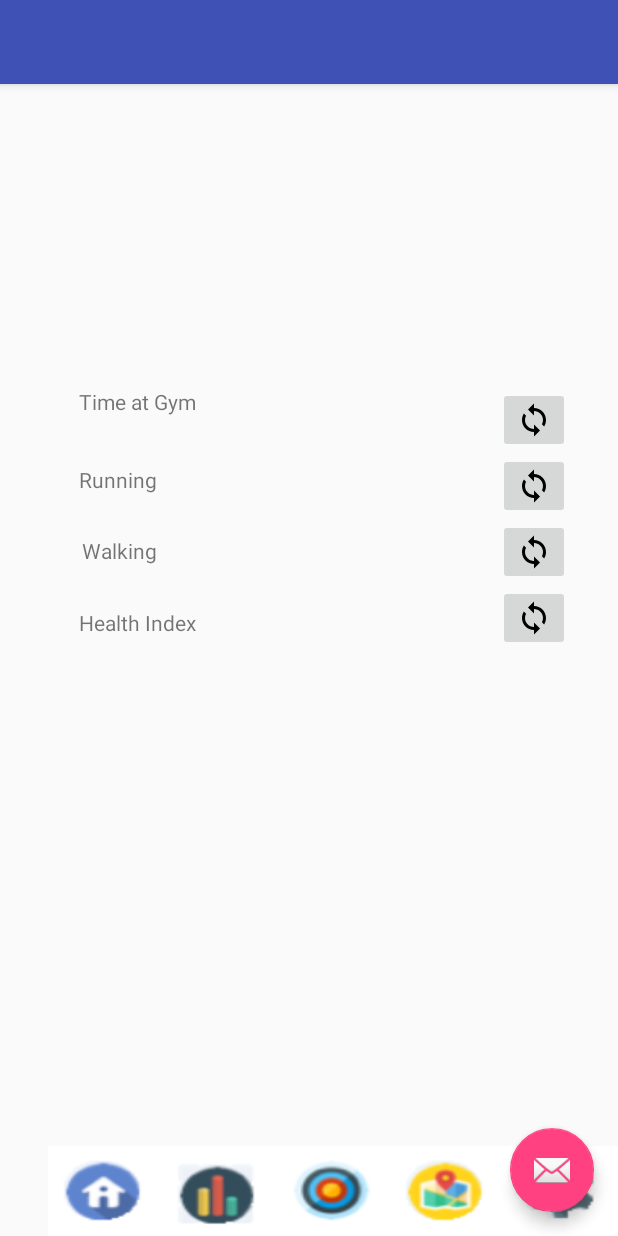
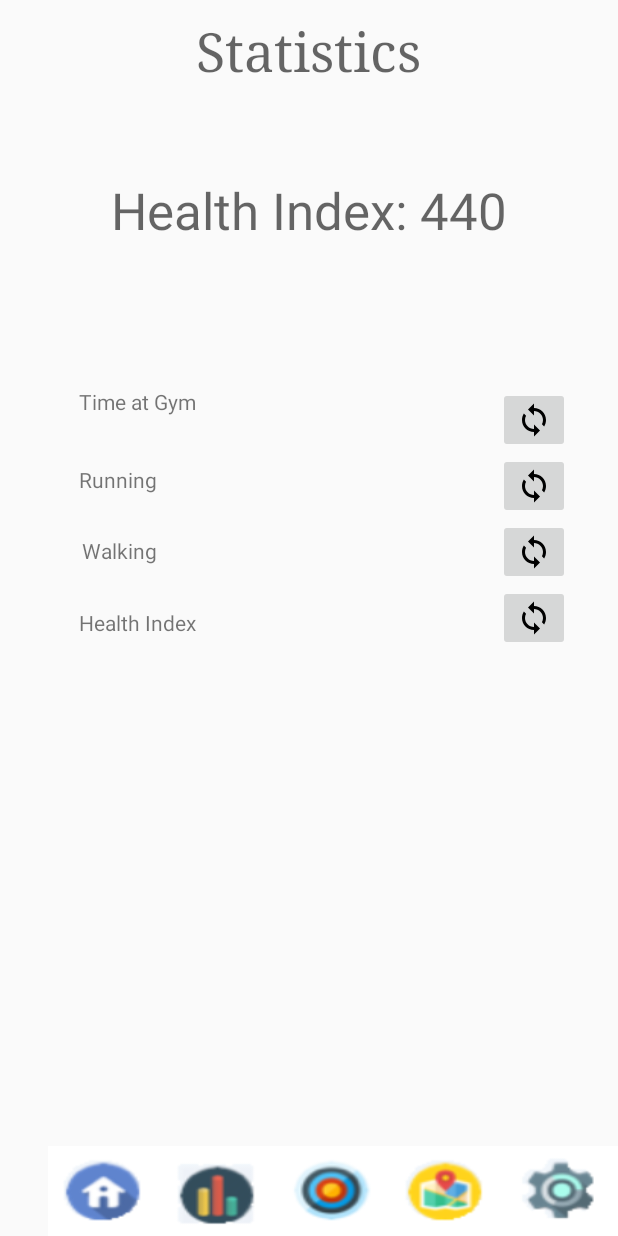
Before and after one commit to johncodes0/LifeExtenderPlus, an Android app: the StatsTab screen opened directly, with no data from a screen before it, on a phone screen of 412 x 824 dp. Run offline under Robolectric (Android 15) with nearby library versions, the phone set to English and light mode, and no system bars.

Commit message:
StatsTab Update

```diff
--- a/LEx/app/src/main/java/se2017/lex/StatsTab.java
+++ b/LEx/app/src/main/java/se2017/lex/StatsTab.java
@@ -17,18 +17,20 @@
     protected void onCreate(Bundle savedInstanceState) {
         super.onCreate(savedInstanceState);
         setContentView(R.layout.activity_stats_tab);
+
+        calculateHI();
     }
 
-    protected void calculateHI (View v) {
+    protected void calculateHI () {
         TextView output = (TextView) findViewById(R.id.tv_HI);
 
-        int H_0 = 200;
-        int L = 1;
-        int H = 3;
-        int x1 = 60;
-        int x2 = 60;
-        int H_nm1 = H_0;
-        int H_n = 0;
+        int H_0 = 200; //inital index
+        int L = 1; //low intensity multiplier
+        int H = 3; //high intensity multiplier
+        int x1 = 60; //time for low intensity periods
+        int x2 = 60; //time for high intensity periods
+        int H_nm1 = H_0; //previous health index
+        int H_n = 0; //current health index
 
         //calculates current HI
         if (x1 > 30) {
@@ -57,6 +59,8 @@
         });
     }
 
+
+
     //Fragment Links
     public void gotoHome(View v) {
         Intent toHome = new Intent(this, HomeTab.class);
--- a/LEx/app/src/main/res/layout/activity_stats_tab.xml
+++ b/LEx/app/src/main/res/layout/activity_stats_tab.xml
@@ -11,23 +11,8 @@
         android:layout_height="wrap_content"
         android:theme="@style/AppTheme.AppBarOverlay">
 
-        <android.support.v7.widget.Toolbar
-            android:id="@+id/toolbar"
-            android:layout_width="match_parent"
-            android:layout_height="?attr/actionBarSize"
-            android:background="?attr/colorPrimary"
-            app:popupTheme="@style/AppTheme.PopupOverlay" />
-
     </android.support.design.widget.AppBarLayout>
 
     <include layout="@layout/content_stats_tab" />
 
-    <android.support.design.widget.FloatingActionButton
-        android:id="@+id/fab"
-        android:layout_width="wrap_content"
-        android:layout_height="wrap_content"
-        android:layout_gravity="bottom|end"
-        android:layout_margin="@dimen/fab_margin"
-        app:srcCompat="@android:drawable/ic_dialog_email" />
-
 </android.support.design.widget.CoordinatorLayout>
```
